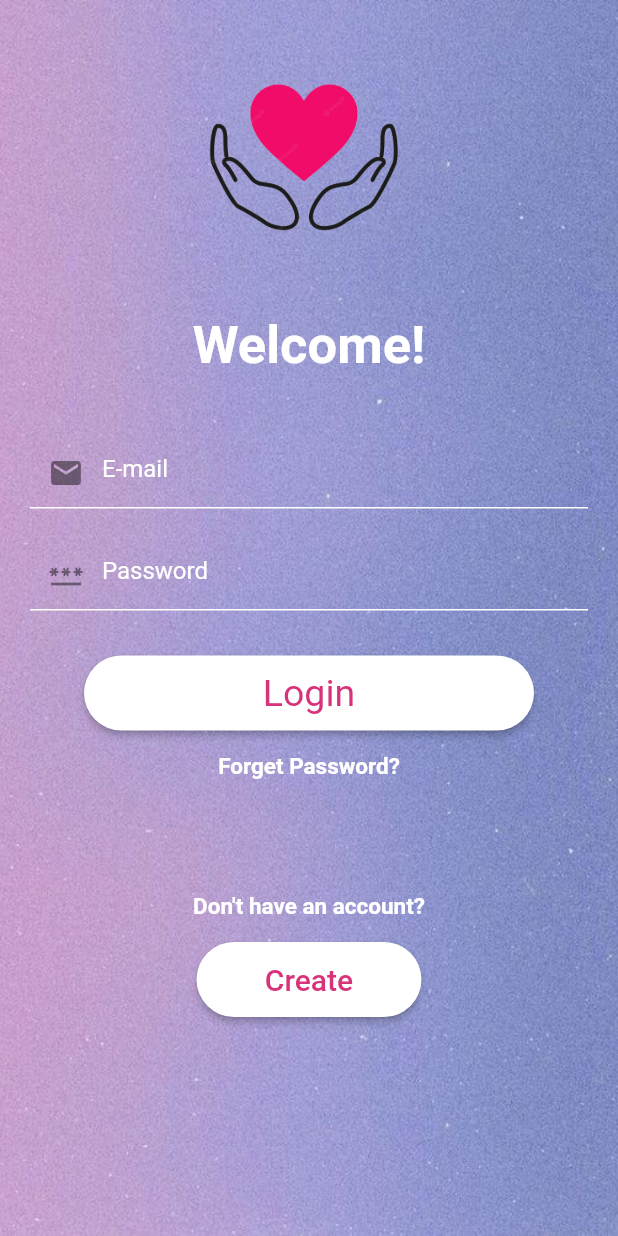
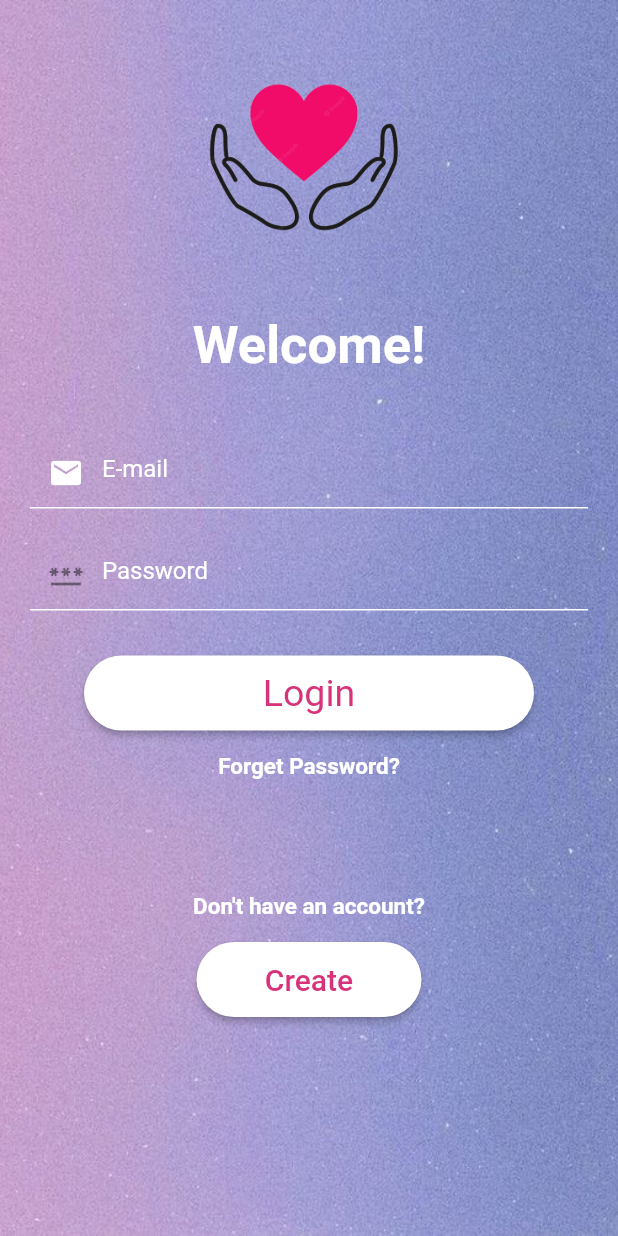
Before and after one commit to ayaqartallo/software-project, a Flutter app: the screen it shows after launch, on a phone screen of 412 x 824 dp. Run offline on Flutter 3.47's test engine with Material 2 defaults, Android fonts, the phone set to English and light mode, and no system bars.

Commit message:
project files

```diff
--- a/lib/login.dart
+++ b/lib/login.dart
@@ -54,6 +54,7 @@ class _LoginState extends State<Login> {
                     cursorColor: Colors.white,
                     decoration: InputDecoration(
                       prefixIcon: Icon(Icons.email),
+                      prefixIconColor: Colors.white,
                       hintText: "E-mail",
                       hintStyle: TextStyle(color: Colors.white),
                       enabledBorder: UnderlineInputBorder(
```
